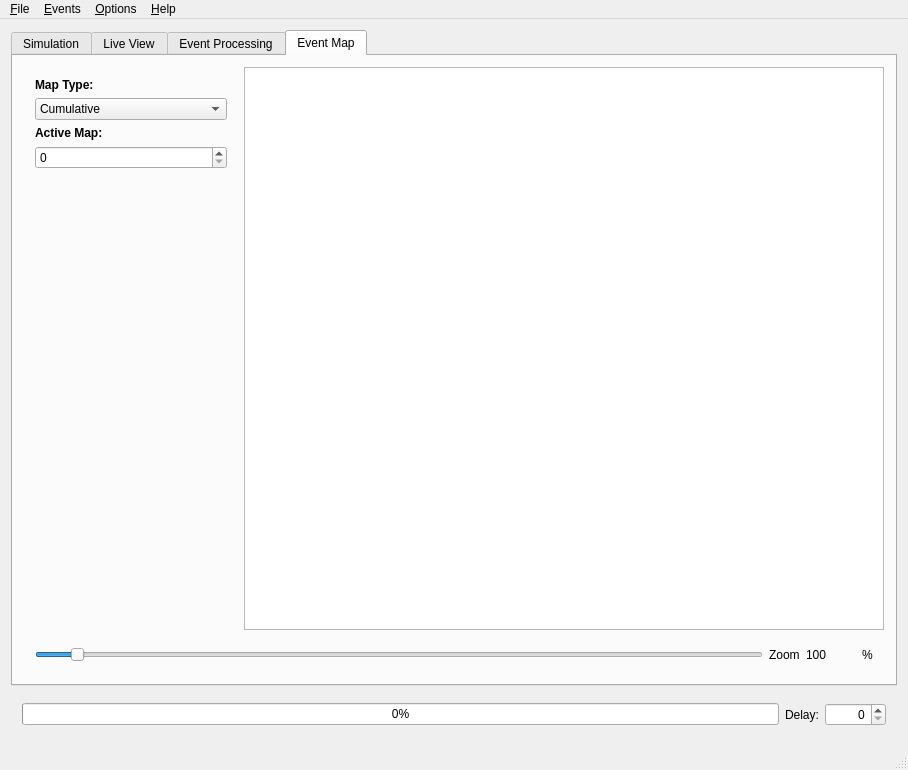
Old version of the form mainwindow.ui in the repository sojoe02/RANA.
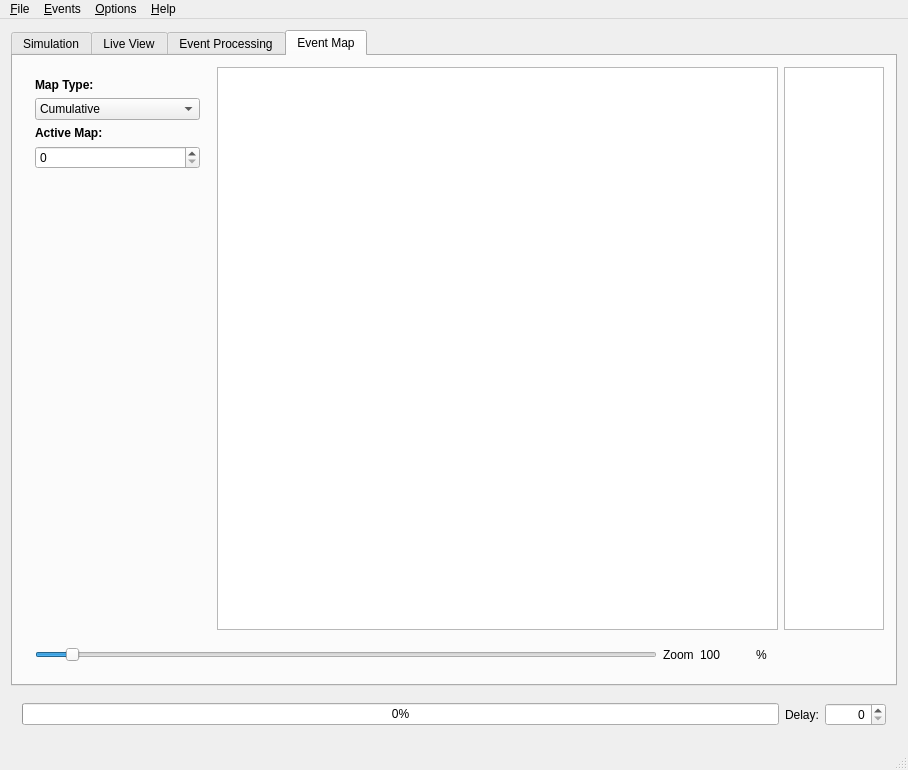
New version of the form.

```diff
--- a/mainwindow.ui
+++ b/mainwindow.ui
@@ -1109,7 +1109,14 @@
          </widget>
         </item>
         <item row="0" column="2" colspan="3">
-         <widget class="QGraphicsView" name="vis_graphicsView"/>
+         <widget class="QGraphicsView" name="vis_graphicsView">
+          <property name="sizePolicy">
+           <sizepolicy hsizetype="MinimumExpanding" vsizetype="Expanding">
+            <horstretch>0</horstretch>
+            <verstretch>0</verstretch>
+           </sizepolicy>
+          </property>
+         </widget>
         </item>
         <item row="1" column="1" colspan="4">
          <widget class="QWidget" name="widget_7" native="true">
@@ -1178,6 +1185,28 @@
           </layout>
          </widget>
         </item>
+        <item row="0" column="5">
+         <widget class="QGraphicsView" name="vis_mapGraphicsView">
+          <property name="sizePolicy">
+           <sizepolicy hsizetype="MinimumExpanding" vsizetype="MinimumExpanding">
+            <horstretch>0</horstretch>
+            <verstretch>0</verstretch>
+           </sizepolicy>
+          </property>
+          <property name="minimumSize">
+           <size>
+            <width>50</width>
+            <height>0</height>
+           </size>
+          </property>
+          <property name="maximumSize">
+           <size>
+            <width>100</width>
+            <height>16777215</height>
+           </size>
+          </property>
+         </widget>
+        </item>
        </layout>
       </widget>
      </widget>
```
Left out of the diff: 22 changed lines with no effect on the pictures.
